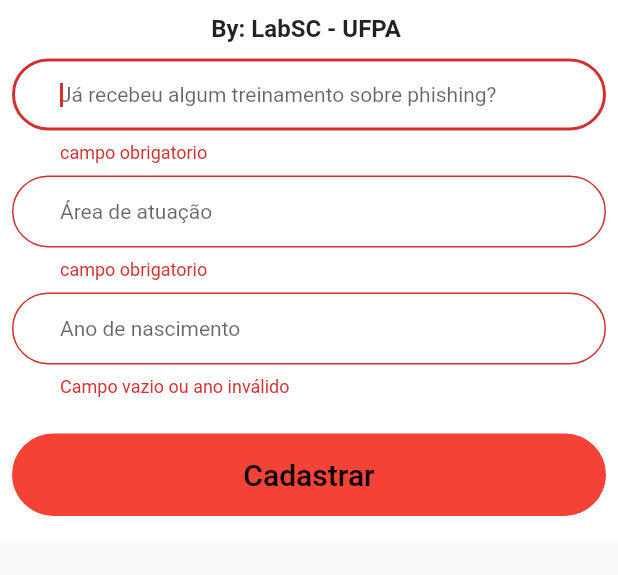
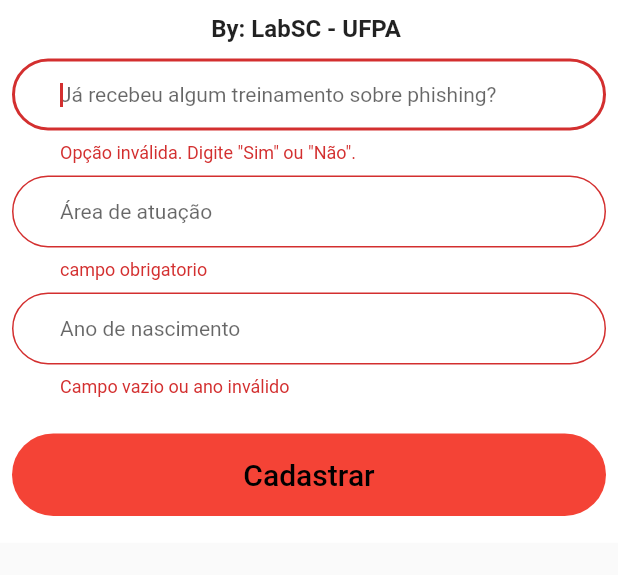
Before and after one commit to Logan-cic/phishing_game_project, a Flutter app: the screen it shows after launch, after a tap on "Cadastrar", on a phone screen of 412 x 824 dp, the part 506-1081 px from its top. Run offline on Flutter 3.47's test engine with Material 2 defaults, Android fonts, the phone set to English and light mode, and no system bars; our stand-ins replace cloud_firestore, firebase_core, introduction_screen; missing offline and left inert: simple_month_year_picker; accounts and stored records are empty.

Commit message:
add regex para valida o campo

```diff
--- a/lib/main.dart
+++ b/lib/main.dart
@@ -14,7 +14,6 @@ void main() async {
 class MyApp extends StatelessWidget {
   @override
   Widget build(BuildContext context) {
-    // ignore: prefer_const_constructors
     return MaterialApp(
       title: 'Game Phishing',
       debugShowCheckedModeBanner: false,
--- a/lib/page/addCadastro.dart
+++ b/lib/page/addCadastro.dart
@@ -84,9 +84,9 @@ class _AddPage extends State<AddPage> {
                               keyboardType: TextInputType.text,
                               style: const TextStyle(fontSize:14),
                               validator: (value) {
-                                // List<String> opcoesAceitas = ["Sim", "sim", "Nao","Não", "não", "nao"];
-                                if (value == null ||  value.trim().isEmpty) {
-                                  return 'campo obrigatorio';
+                                List<String> opcoesAceitas = ["Sim", "sim", "Não", "não", "nao", "Nao"];
+                                if (value == null || !opcoesAceitas.contains(value.trim())) {
+                                  return 'Opção inválida. Digite "Sim" ou "Não".';
                                 }
                                 return null;
                               },
@@ -135,8 +135,8 @@ class _AddPage extends State<AddPage> {
                               keyboardType: TextInputType.number,
                               style: const TextStyle(fontSize: 14),
                               validator: (value) {
-                                var teste = "0000";
-                                if (value == null || value.length != teste.length) {
+                                RegExp regex = RegExp(r'^\d{4}$');
+                                if (value == null || !regex.hasMatch(value.toString())) {
                                   return 'Campo vazio ou ano inválido';
                                 }
                                 return null;
```
